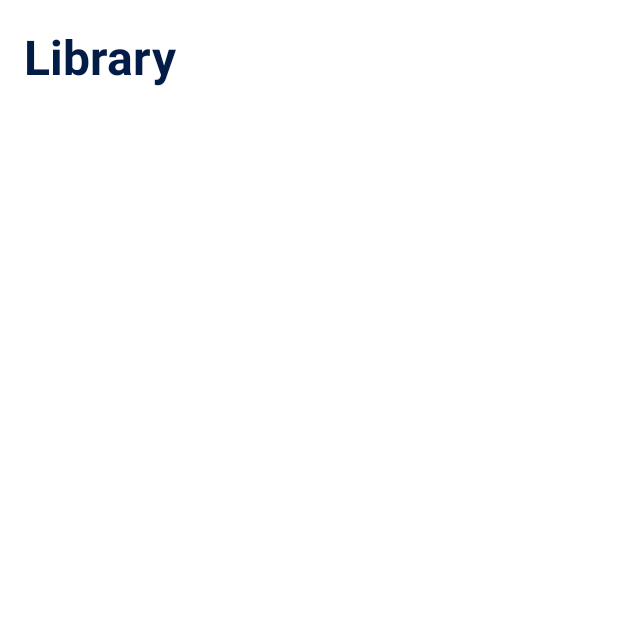
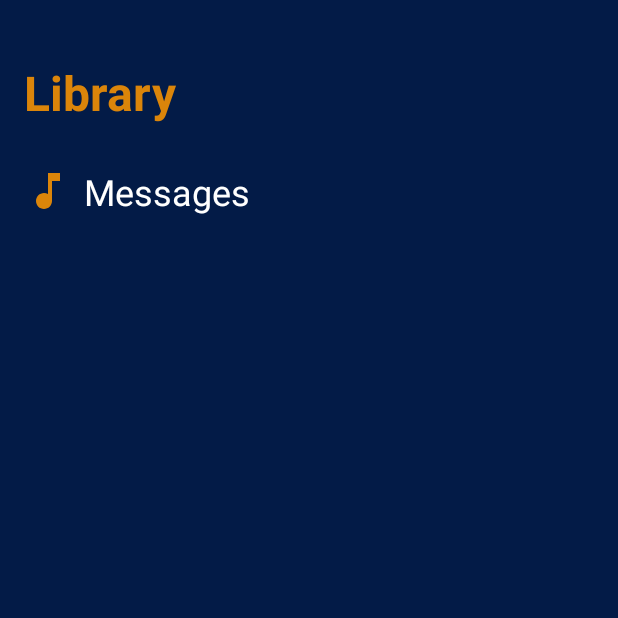
Before and after one commit to nzivo/ETunes, an Android app: the LibraryActivity screen opened directly, with no data from a screen before it, on a phone screen of 412 x 824 dp, the top half of it. Run offline under Robolectric (Android 15) with nearby library versions, the phone set to English and light mode, and no system bars.

Commit message:
Edit Library

```diff
--- a/app/src/main/java/ke/co/batedesigns/etunes/MainActivity.java
+++ b/app/src/main/java/ke/co/batedesigns/etunes/MainActivity.java
@@ -37,7 +37,7 @@ public class MainActivity extends AppCompatActivity {
         public boolean onNavigationItemSelected(@NonNull MenuItem item) {
             switch (item.getItemId()) {
                 case R.id.navigation_music:
-                    Intent allMusicIntent = new Intent(MainActivity.this, AllSongsActivity.class);
+                    Intent allMusicIntent = new Intent(MainActivity.this, LibraryActivity.class);
                     startActivity(allMusicIntent);
                     return true;
                 case R.id.navigation_equalizer:
--- /dev/null
+++ b/app/src/main/res/drawable/ic_all_songs.xml
@@ -0,0 +1,5 @@
+<vector android:height="24dp" android:tint="#DB850A"
+    android:viewportHeight="24.0" android:viewportWidth="24.0"
+    android:width="24dp" xmlns:android="http://schemas.android.com/apk/res/android">
+    <path android:fillColor="#FF000000" android:pathData="M12,3v10.55c-0.59,-0.34 -1.27,-0.55 -2,-0.55 -2.21,0 -4,1.79 -4,4s1.79,4 4,4 4,-1.79 4,-4V7h4V3h-6z"/>
+</vector>
--- a/app/src/main/res/layout/library_activity.xml
+++ b/app/src/main/res/layout/library_activity.xml
@@ -4,5 +4,5 @@
     android:id="@+id/container"
     android:layout_width="match_parent"
     android:layout_height="match_parent"
-    android:background="@color/white"
+    android:background="@color/colorAccent"
     tools:context=".LibraryActivity" />
--- a/app/src/main/res/layout/library_fragment.xml
+++ b/app/src/main/res/layout/library_fragment.xml
@@ -5,22 +5,64 @@
     android:id="@+id/library"
     android:layout_width="match_parent"
     android:layout_height="match_parent"
-    android:background="@color/white"
+    android:background="@color/colorAccent"
     tools:context=".ui.library.LibraryFragment">
 
     <TextView
-        android:id="@+id/message"
+        android:id="@+id/title"
         android:layout_width="wrap_content"
         android:layout_height="wrap_content"
         android:layout_gravity="center_horizontal"
+        android:paddingTop="24dp"
         android:layout_marginStart="@dimen/activity_horizontal_margin"
         android:layout_marginTop="@dimen/activity_vertical_margin"
         android:layout_marginEnd="@dimen/activity_horizontal_margin"
+        android:layout_marginBottom="16dp"
+        android:paddingBottom="24dp"
         android:text="@string/title_library"
-        android:textColor="@color/colorAccent"
+        android:textColor="@color/colorPrimaryDark"
         android:textSize="32sp"
         android:textStyle="bold"
         app:layout_constraintLeft_toLeftOf="parent"
         app:layout_constraintTop_toTopOf="parent" />
 
+    <LinearLayout
+        android:id="@+id/library_item"
+        android:layout_width="match_parent"
+        android:layout_height="wrap_content"
+        android:layout_marginStart="16dp"
+        android:layout_marginTop="4dp"
+        android:layout_marginEnd="16dp"
+        android:layout_marginBottom="16dp"
+        android:background="@color/colorAccent"
+        android:gravity="center_horizontal"
+        android:orientation="horizontal"
+        app:layout_constraintBottom_toBottomOf="parent"
+        app:layout_constraintEnd_toEndOf="parent"
+        app:layout_constraintHorizontal_bias="0.0"
+        app:layout_constraintStart_toStartOf="parent"
+        app:layout_constraintTop_toBottomOf="@+id/title"
+        app:layout_constraintVertical_bias="0.0">
+
+        <ImageView
+            android:id="@+id/library_icon"
+            android:layout_width="32dp"
+            android:layout_height="32dp"
+            android:src="@drawable/ic_all_songs"
+            android:contentDescription="@string/app_name"/>
+
+        <TextView
+            android:id="@+id/library_name"
+            android:layout_width="0dp"
+            android:layout_height="wrap_content"
+            android:layout_marginStart="8dp"
+            android:layout_marginEnd="8dp"
+            android:layout_weight="1"
+            android:ellipsize="end"
+            android:maxLines="1"
+            android:text="@string/messages_header"
+            android:textColor="@color/white"
+            android:textSize="24sp" />
+    </LinearLayout>
+
 </androidx.constraintlayout.widget.ConstraintLayout>
```
